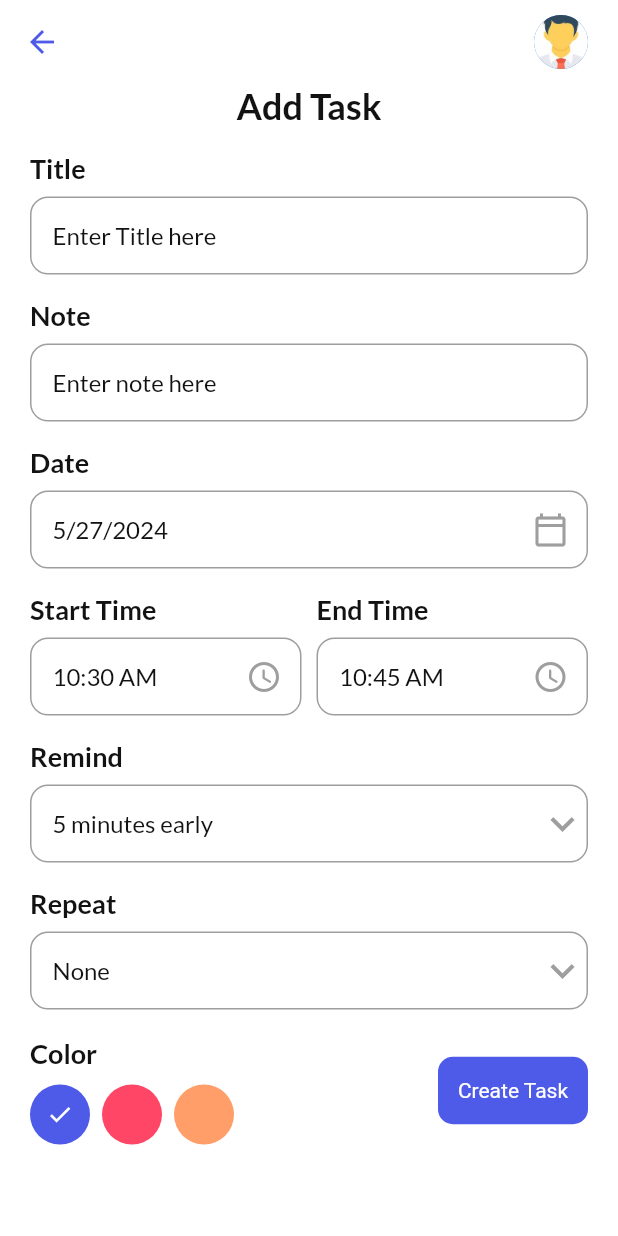
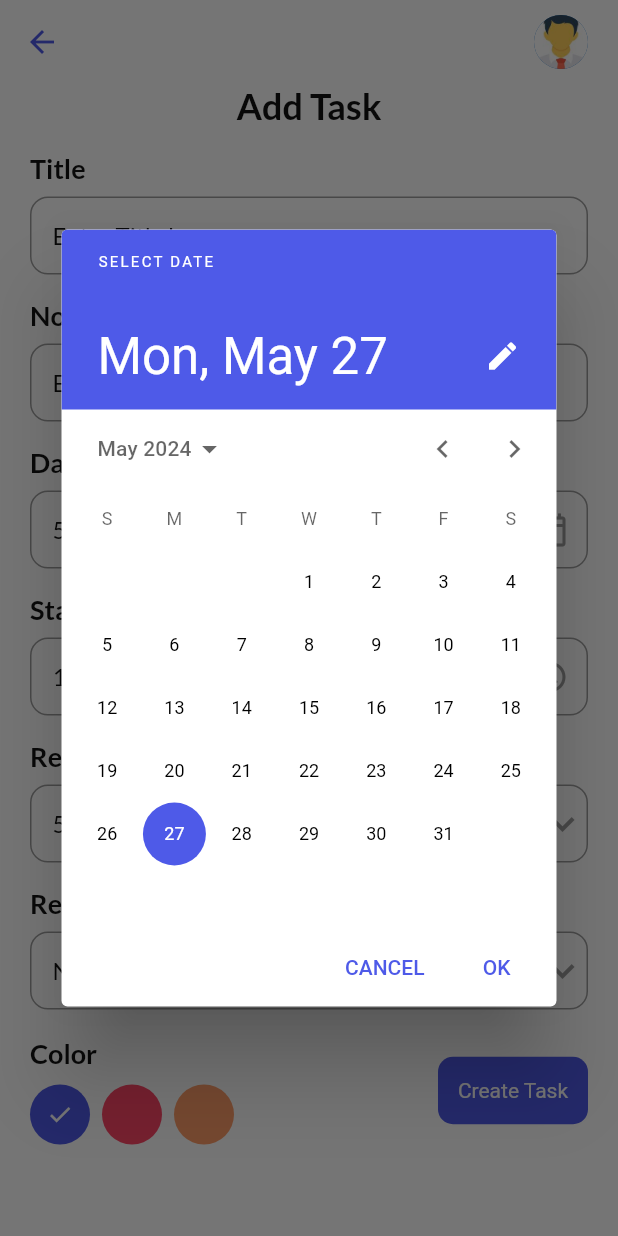
Before and after one commit to MasameEh/Todo_app, a Flutter app: the AddTaskScreen screen opened directly, after a tap on the "calendar today" icon, on a phone screen of 412 x 824 dp. Run offline on Flutter 3.47's test engine with Material 2 defaults, Android fonts, the phone set to English and light mode, and no system bars; our stand-ins replace date_picker_timeline, flutter_local_notifications, flutter_staggered_animations, flutter_svg, flutter_timezone, get and 5 more; accounts and stored records are empty.

Commit message:
addTask screen is done

```diff
--- a/lib/controllers/task_controller.dart
+++ b/lib/controllers/task_controller.dart
@@ -17,6 +17,12 @@ class TaskController extends GetxController {
             ),
     ];
 
+
+    addTask({required Task task})
+    {
+
+    }
+
     getTasks()
     {
 
--- a/lib/ui/screens/addtask_screen.dart
+++ b/lib/ui/screens/addtask_screen.dart
@@ -6,6 +6,7 @@ import 'package:todo_app/ui/themes.dart';
 import 'package:todo_app/ui/widgets/inputfield.dart';
 
 import '../../controllers/task_controller.dart';
+import '../../models/task.dart';
 import '../widgets/defaultbutton.dart';
 
 class AddTaskScreen extends StatefulWidget {
@@ -21,13 +22,13 @@ class _AddTaskScreenState extends State<AddTaskScreen> {
   final TextEditingController _titleController = TextEditingController();
   final TextEditingController _noteController = TextEditingController();
 
-  final DateTime _selectedDate = DateTime.now();
+  final Rxn<DateTime> _selectedDate = Rxn<DateTime>(DateTime.now());
 
-  final String _startTime =
-      DateFormat('hh:mm a').format(DateTime.now()).toString();
-  final String _endTime = DateFormat('hh:mm a')
+  final RxString _startTime =
+      DateFormat('hh:mm a').format(DateTime.now()).toString().obs;
+  final RxString _endTime = DateFormat('hh:mm a')
       .format(DateTime.now().add(const Duration(minutes: 15)))
-      .toString();
+      .toString().obs;
 
   final _selectedRemind = 5.obs;
   List<int> remindList = [5, 10, 15, 20];
@@ -37,6 +38,8 @@ class _AddTaskScreenState extends State<AddTaskScreen> {
 
   @override
   Widget build(BuildContext context) {
+
+
     return Scaffold(
       backgroundColor: context.theme.backgroundColor,
       appBar: _customAppBar(),
@@ -59,37 +62,46 @@ class _AddTaskScreenState extends State<AddTaskScreen> {
                 hint: 'Enter note here',
                 controller: _noteController,
               ),
-              InputField(
+              Obx(() => InputField(
                 title: 'Date',
-                hint: DateFormat.yMd().format(_selectedDate),
+                hint:  _selectedDate.value != null ? DateFormat.yMd().format(_selectedDate.value!) : 'Select a date',
                 icon: IconButton(
-                  onPressed: () {},
+                  onPressed: () { _getDateFromUser();},
                   icon: const Icon(Icons.calendar_today_outlined,
                       color: Colors.grey),
                 ),
+              )
               ),
               Row(
                 children: [
+                  Obx(() =>
                       Expanded(
                       child: InputField(
                         title: 'Start Time',
-                      hint: _startTime,
+                        hint: _startTime.value,
                         icon: IconButton(
-                        onPressed: () {},
+                          onPressed: (){
+                              _getTimeFromUser(isStartTime: true);
+                            },
                           icon: const Icon(Icons.access_time_rounded,
                               color: Colors.grey),
                         ),
                       ),
                     ),
+                  ),
                   const SizedBox(width: 10),
-                  Expanded(
+                  Obx(
+                        () => Expanded(
                           child: InputField(
                             title: 'End Time',
-                      hint: _endTime,
+                            hint: _endTime.value,
                             icon: IconButton(
-                        onPressed: () {},
+                              onPressed: () {
+                                  _getTimeFromUser(isStartTime: false);
+                                },
                               icon: const Icon(Icons.access_time_rounded,
                                   color: Colors.grey),
+                          ),
                         ),
                       ),
                   ),
@@ -172,7 +184,7 @@ class _AddTaskScreenState extends State<AddTaskScreen> {
                     DefaultButton(
                       label: 'Create Task',
                       onTap: () {
-                        Get.back();
+                        _validateElements();
                       },
                     ),
                   ]
@@ -205,6 +217,135 @@ class _AddTaskScreenState extends State<AddTaskScreen> {
       SizedBox(width: 20,),
     ],
   );
+
+  _validateElements()
+  {
+    if(_titleController.text.isNotEmpty && _noteController.text.isNotEmpty)
+    {
+      _addTasksToDB();
+      Get.back();
+    }
+    else if(_titleController.text.isEmpty || _noteController.text.isEmpty)
+    {
+      Get.isDarkMode
+          ?Get.snackbar(
+            'Error',
+            'All fields are required',
+            snackPosition: SnackPosition.BOTTOM,
+            backgroundColor: Colors.white,
+            colorText: pinkClr,
+            icon: const Icon(Icons.warning_amber_outlined, color: Colors.black,),
+          )
+          :Get.snackbar(
+            'Error',
+            'All fields are required',
+            snackPosition: SnackPosition.BOTTOM,
+            backgroundColor: Colors.black,
+            colorText: pinkClr,
+            icon: const Icon(Icons.warning_amber_outlined, color: Colors.white,),
+          );
+    }
+    else {
+      print('##### SOMETHING WENT WRONG #####');
+    }
+  }
+
+  _addTasksToDB() async
+  {
+    int value = await _taskController.addTask(
+        task: Task(
+          title: _titleController.text,
+          note: _noteController.text,
+          startTime: _startTime.value,
+          endTime: _endTime.value,
+          date: DateFormat.yMd().format(_selectedDate.value!),
+          isCompleted: 0,
+          color: _selectedColor.value,
+          remind: _selectedRemind.value,
+          repeat: _selectedRepeat.value
+        )
+    );
+    print(value);
+  }
+
+  _getDateFromUser() async
+  {
+    DateTime? pickedDate = await showDatePicker(
+        context: context,
+        initialDate: _selectedDate.value!,
+        firstDate: DateTime(2015),
+        lastDate: DateTime(2030),
+        builder: ( context,  child)
+        {
+          return Theme(
+            data: Theme.of(context).copyWith(
+              colorScheme: Get.isDarkMode ? const ColorScheme.dark(
+                // primary: Colors.white, // header background color
+                brightness: Brightness.dark
+              ) : const ColorScheme.light(
+                primary: bluishClr, // header background color
+                  brightness: Brightness.light
+              ),
+              textButtonTheme: TextButtonThemeData(
+                style: TextButton.styleFrom(
+                  foregroundColor: bluishClr, // button text color
+                ),
+              ),
+            ),
+            child: child!,
+          );
+        }
+    );
+
+    if(pickedDate !=  null){
+      _selectedDate.value = pickedDate;
+    }
+    else {
+
+    }
+  }
+
+  _getTimeFromUser({required bool isStartTime}) async
+  {
+    TimeOfDay? pickedTime = await showTimePicker(
+      builder: (context, child) {
+        return Theme(
+            data: Theme.of(context).copyWith(
+              colorScheme: Get.isDarkMode ? const ColorScheme.dark(
+                // primary: Colors.white, // header background color
+                  brightness: Brightness.dark
+              ) : const ColorScheme.light(
+                  primary: bluishClr, // header background color
+                  brightness: Brightness.light
+              ),
+              textButtonTheme: TextButtonThemeData(
+                style: TextButton.styleFrom(
+                  foregroundColor: bluishClr, // button text color
+                ),
+              ),
+            ),
+          child: child!,
+        );
+      },
+      context: context,
+      initialTime: isStartTime
+          ?
+          TimeOfDay.fromDateTime(DateTime.now())
+          :TimeOfDay.fromDateTime(DateTime.now().add(const Duration(minutes: 15))),
+    );
+    // ignore: use_build_context_synchronously
+
+
+    if(pickedTime !=  null && isStartTime){
+      String formattedTime = pickedTime.format(context);
+      _startTime.value = formattedTime;
+    } else if(pickedTime !=  null && !isStartTime){
+      String formattedTime = pickedTime.format(context);
+      _endTime.value = formattedTime;
+    } else {
+
+    }
+  }
 
   Column _colorPalette() {
     return Column(
--- a/pubspec.yaml
+++ b/pubspec.yaml
@@ -46,7 +46,6 @@ dependencies:
   flutter_timezone: ^1.0.8
   flutter_launcher_icons: ^0.13.1
   flutter_staggered_animations: ^1.1.1
-  flutter_native_timezone: ^2.0.0
   rxdart: ^0.27.7
   sqflite: ^2.3.2
 
```
Also changed, not shown: lib/services/notification_services.dart (+6 -7 lines), pubspec.lock, 2 other files. Lines whose indentation alone changed are shown as unchanged.
